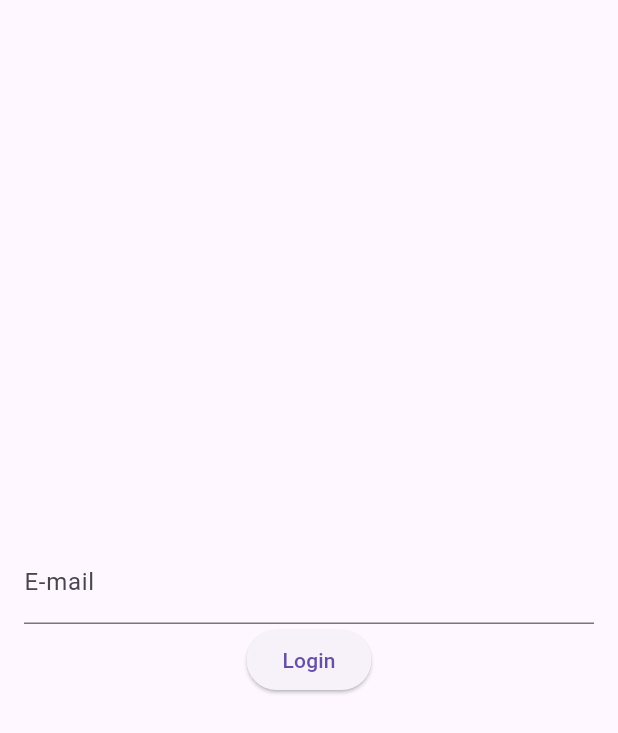
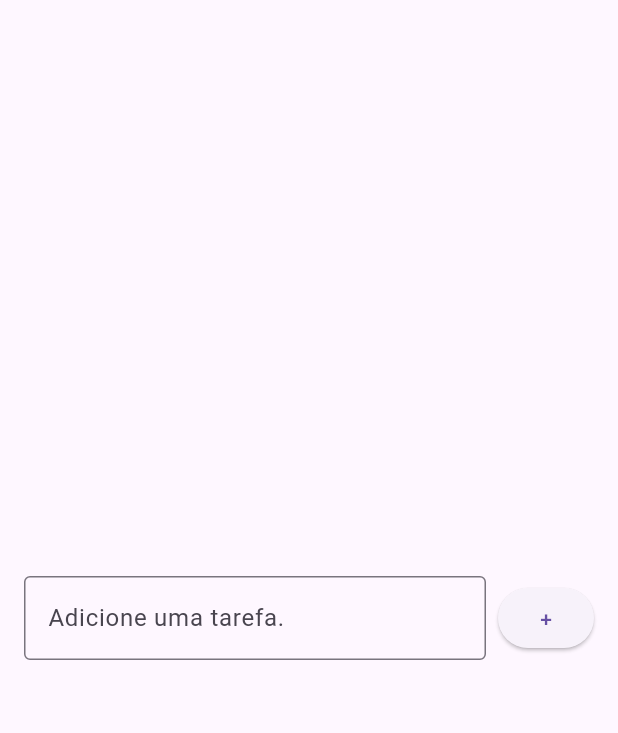
Before and after one commit to iraponan/todo_list, a Flutter app: the screen it shows after launch, on a phone screen of 412 x 824 dp. Shown: the top 733 px of the screen. Run offline on Flutter 3.47's test engine with Material 3 defaults, Android fonts, the phone set to English and light mode, and no system bars.

Commit message:
Trabalhando com o Expanded.

```diff
--- a/lib/main.dart
+++ b/lib/main.dart
@@ -10,7 +10,7 @@ class MyApp extends StatelessWidget {
 
   @override
   Widget build(BuildContext context) {
-    return MaterialApp(
+    return const MaterialApp(
       debugShowCheckedModeBanner: false,
       home: TodoListPage(),
     );
--- a/lib/pages/todo_list_page.dart
+++ b/lib/pages/todo_list_page.dart
@@ -1,32 +1,33 @@
 import 'package:flutter/material.dart';
 
 class TodoListPage extends StatelessWidget {
-  TodoListPage({super.key});
-
-  final TextEditingController emailController = TextEditingController();
+  const TodoListPage({super.key});
 
   @override
   Widget build(BuildContext context) {
     return Scaffold(
       body: Center(
         child: Padding(
-          padding: const EdgeInsets.symmetric(horizontal: 16),
-          child: Column(
-            mainAxisSize: MainAxisSize.min,
+          padding: const EdgeInsets.symmetric(
+            horizontal: 16,
+          ),
+          child: Row(
             children: [
-              TextField(
-                controller: emailController,
-                decoration: const InputDecoration(
-                  labelText: 'E-mail',
-                  hintText: 'exemplo@exemplo.com',
+              const Expanded(
+                child: TextField(
+                  decoration: InputDecoration(
+                    border: OutlineInputBorder(),
+                    labelText: 'Adicione uma tarefa.',
+                    hintText: 'Ex. Estudar Flutter.',
+                  ),
                 ),
-                keyboardType: TextInputType.emailAddress,
-                onChanged: onChanged,
-                onSubmitted: onSubmitted,
+              ),
+              const SizedBox(
+                width: 8,
               ),
               ElevatedButton(
-                onPressed: login,
-                child: const Text('Login'),
+                onPressed: () {},
+                child: const Text('+'),
               )
             ],
           ),
@@ -34,18 +35,4 @@ class TodoListPage extends StatelessWidget {
       ),
     );
   }
-
-  void login() {
-    String text = emailController.text;
-    //print(text);
-    emailController.clear();
-  }
-
-  void onChanged(String text) {
-    //print(text);
-  }
-
-  void onSubmitted(String text) {
-    //print(text);
-  }
 }
```
